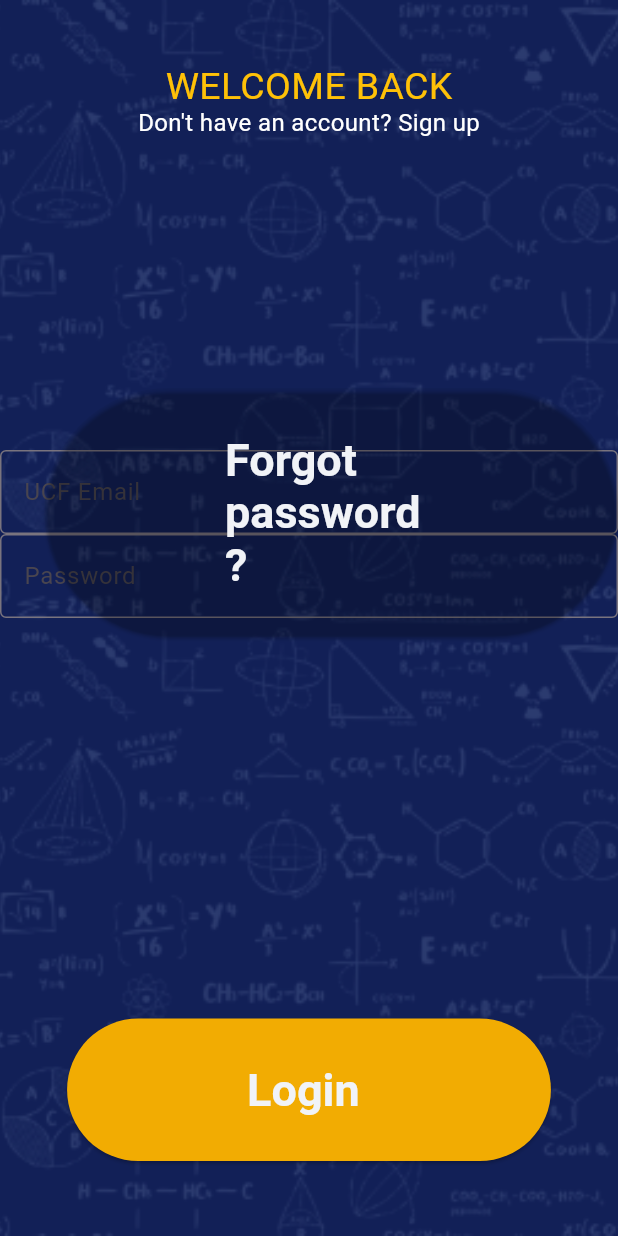
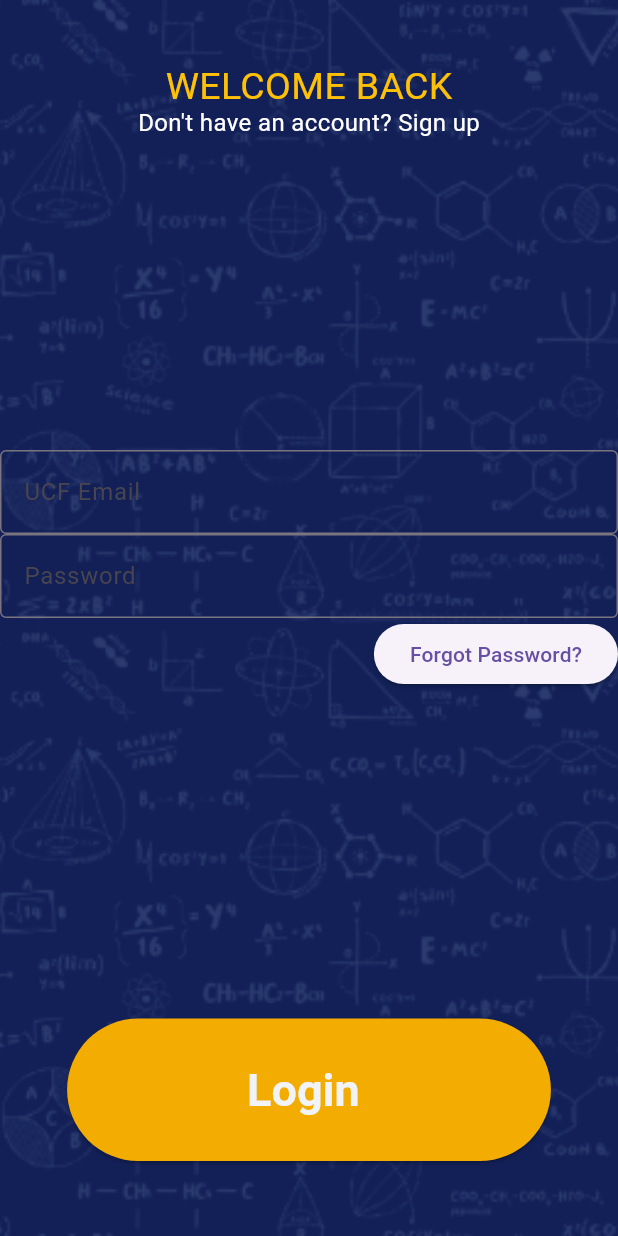
Before and after one commit to cataon03/shpe-mobile-2025, a Flutter app: the screen it shows after launch, after a tap on "Login", on a phone screen of 412 x 824 dp. Run offline on Flutter 3.47's test engine with Material 3 defaults, Android fonts, the phone set to English and light mode, and no system bars; our stand-ins replace flutter_svg.

Commit message:
changed forgot password button to elevated button

```diff
--- a/lib/login.dart
+++ b/lib/login.dart
@@ -33,6 +33,7 @@ class LoginState extends State<Login> {
           ),
 
           //subheading
+          //maybe change so the elements are in a column? for now we're good
           Positioned(
             top: 70,
             left: 0,
@@ -66,28 +67,39 @@ class LoginState extends State<Login> {
                       labelText: 'Password',
                     ),
                   ),
+                  Align(
+                    alignment: Alignment.centerRight,
+                    //changed custom button to elevated bc of hardcoded font size
+                    child: ElevatedButton(
+                      child: Text('Forgot Password?'),
+
+                      onPressed: (){
+                        print('clicked forgot password!');
+                      },
+                    ),
+                  )
                 ],
               ),
             ),
           ),
 
           //forgot password button
-          Positioned(
-            bottom: 400,
-            left: 30,
-            right: 0,
-            child: Center(
-              child: CustomButton(
-                text: 'Forgot password?',
-                backgroundColor: Colors.transparent,
-                textColor: Color(0xFFF1F3F7),
+          // Positioned(
+          //   bottom: 400,
+          //   left: 30,
+          //   right: 0,
+          //   child: Center(
+          //     child: CustomButton(
+          //       text: 'Forgot password?',
+          //       backgroundColor: Colors.transparent,
+          //       textColor: Color(0xFFF1F3F7),
 
-                onPressed: () {
-                  print('clicked forgot password!');
-                },
-              ),
-            ),
-          ),
+          //       onPressed: () {
+          //         print('clicked forgot password!');
+          //       },
+          //     ),
+          //   ),
+          // ),
 
           //login button
           Positioned(
```
